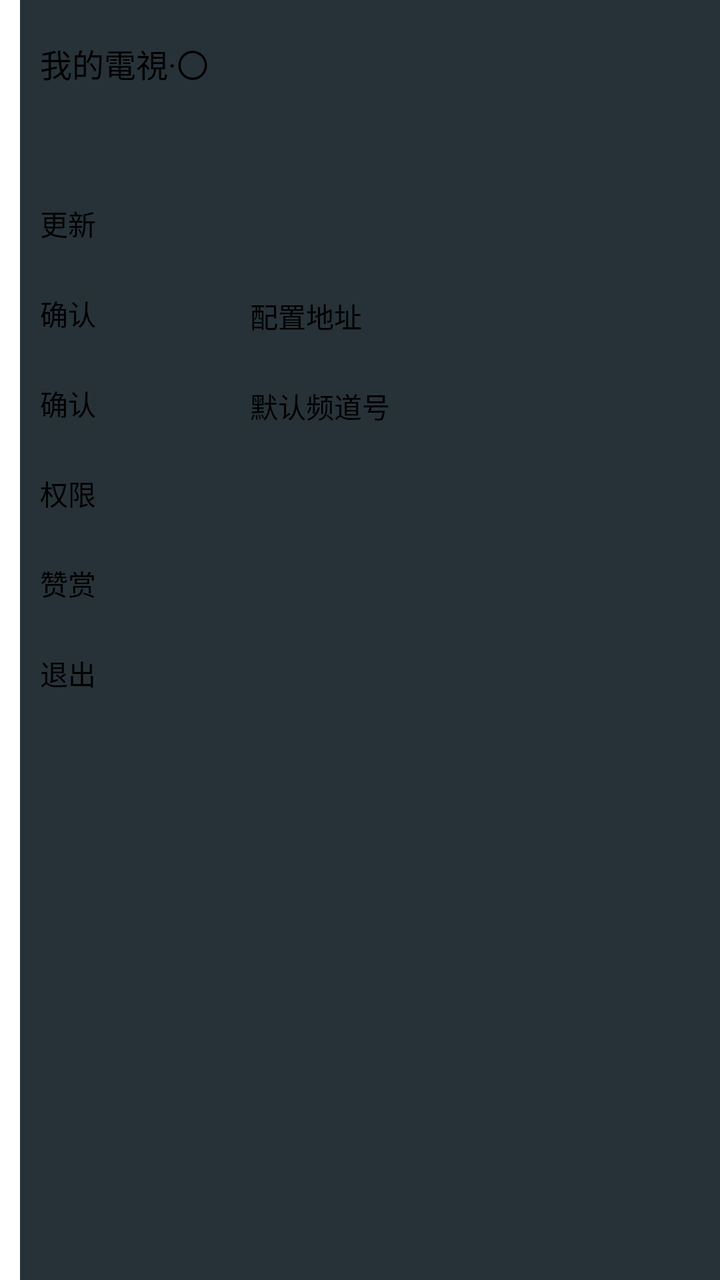
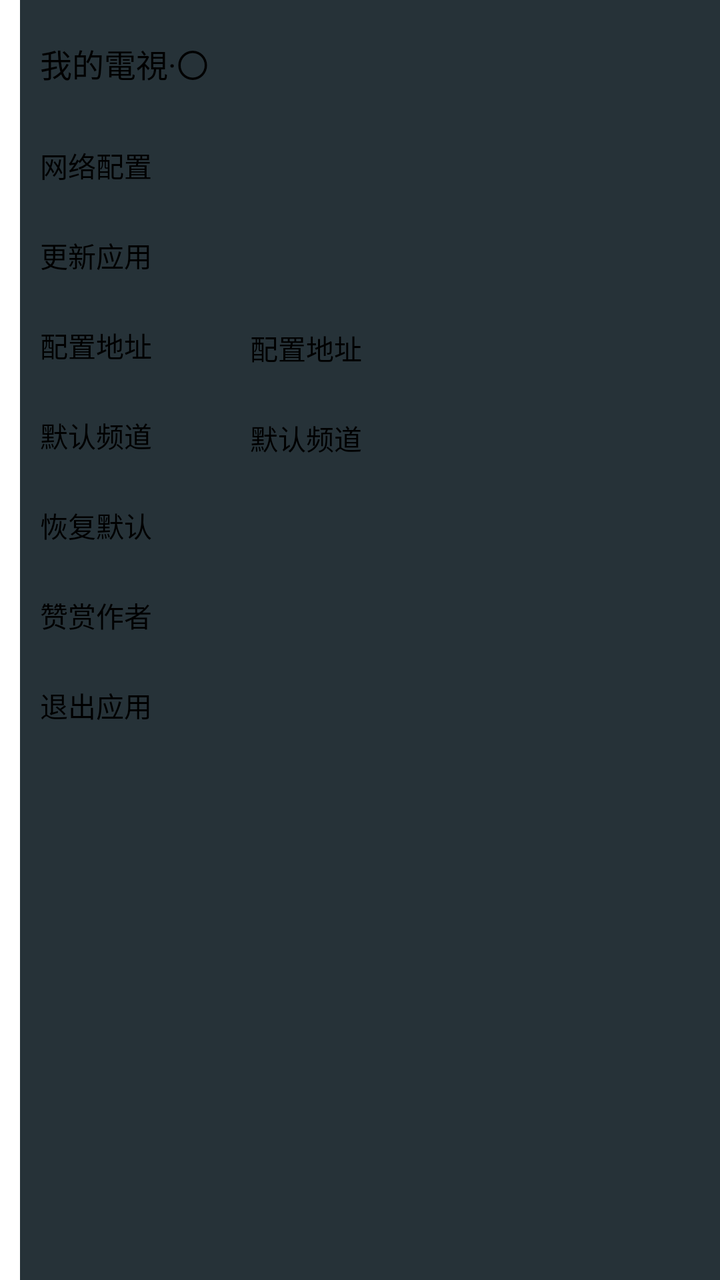

An Android layout rendered at two revisions. The XML below is the earlier revision; the diff shows what the commit changed to produce the second picture.
<!-- AndroidManifest.xml: application theme Theme.MyTV0 -->
<!-- res/layout/setting.xml -->
<?xml version="1.0" encoding="utf-8"?>
<LinearLayout xmlns:android="http://schemas.android.com/apk/res/android"
    android:id="@+id/setting"
    android:layout_width="match_parent"
    android:layout_height="match_parent"
    android:clickable="true"
    android:focusable="false"
    android:gravity="end"
    >
    <ScrollView
        android:id="@+id/container"
        android:layout_width="wrap_content"
        android:layout_height="match_parent"
        android:fillViewport="true"
        >
    <LinearLayout
        android:id="@+id/content"
        android:layout_width="350dp"
        android:layout_height="wrap_content"
        android:orientation="vertical"
        android:paddingTop="20dp"
        android:paddingLeft="10dp"
        android:paddingRight="10dp"
        android:background="@color/blur"
        >
        <TextView
            android:id="@+id/name"
            android:layout_width="wrap_content"
            android:layout_height="wrap_content"
            android:text="@string/app_name"
            android:textSize="16sp" />
        <TextView
            android:id="@+id/version"
            android:layout_width="wrap_content"
            android:layout_height="wrap_content"
            android:layout_marginTop="10dp"
            android:text=""
            android:textSize="14sp"
            />
        <TextView
            android:id="@+id/server"
            android:layout_width="wrap_content"
            android:layout_height="wrap_content"
            android:layout_marginTop="10dp"
            android:text=""
            android:textSize="14sp"
            />
        <LinearLayout
            android:layout_width="match_parent"
            android:layout_height="wrap_content"
            android:orientation="horizontal"
            >
            <Button
                android:id="@+id/check_version"
                android:layout_width="100dp"
                android:layout_height="45dp"
                android:layout_marginEnd="5dp"
                android:textSize="14sp"
                android:text="@string/check_version"
                />
            <ProgressBar
                android:visibility="gone"
                android:layout_width="wrap_content"
                android:layout_height="wrap_content"
                />
            <TextView
                android:id="@+id/version_name"
                android:text=""
                android:textSize="14sp"
                android:layout_width="wrap_content"
                android:layout_height="wrap_content" />
        </LinearLayout>
        <LinearLayout
            android:layout_width="match_parent"
            android:layout_height="wrap_content"
            android:orientation="horizontal">
            <Button
                android:id="@+id/confirm_config"
                android:layout_width="100dp"
                android:layout_height="45dp"
                android:layout_marginEnd="5dp"
                android:textSize="14sp"
                android:text="@string/confirm" />
            <EditText
                android:id="@+id/config"
                android:layout_width="245dp"
                android:layout_height="wrap_content"
                android:textSize="14sp"
                android:autofillHints=""
                android:hint="@string/channels"
                android:scrollbars="vertical"
                android:inputType="textMultiLine" />
        </LinearLayout>
        <LinearLayout
            android:layout_width="match_parent"
            android:layout_height="wrap_content"
            android:orientation="horizontal">
            <Button
                android:id="@+id/confirm_default_channel"
                android:layout_width="100dp"
                android:layout_height="45dp"
                android:layout_marginEnd="5dp"
                android:textSize="14sp"
                android:text="@string/confirm" />
            <EditText
                android:id="@+id/default_channel"
                android:layout_width="245dp"
                android:layout_height="wrap_content"
                android:textSize="14sp"
                android:autofillHints=""
                android:hint="@string/default_channel"
                android:scrollbars="vertical"
                android:inputType="textMultiLine" />
        </LinearLayout>
        <Button
            android:id="@+id/permission"
            android:layout_width="100dp"
            android:layout_height="45dp"
            android:layout_marginTop="0dp"
            android:text="@string/permission"
            android:textSize="14sp"
            />
        <Button
            android:id="@+id/appreciate"
            android:layout_width="100dp"
            android:layout_height="45dp"
            android:layout_marginTop="0dp"
            android:text="@string/appreciate"
            android:textSize="14sp"
            />
        <Button
            android:id="@+id/exit"
            android:layout_width="100dp"
            android:layout_height="45dp"
            android:layout_marginTop="0dp"
            android:text="@string/exit"
            android:textSize="14sp"
            />
        <Switch
            android:id="@+id/switch_channel_reversal"
            android:text="@string/title_channel_reversal"
            android:textSize="14sp"
            android:layout_marginTop="5dp"
            android:layout_width="match_parent"
            android:layout_height="wrap_content" />
        <Switch
            android:id="@+id/switch_channel_num"
            android:text="@string/title_channel_num"
            android:textSize="14sp"
            android:layout_marginTop="5dp"
            android:layout_width="match_parent"
            android:layout_height="wrap_content" />
        <Switch
            android:id="@+id/switch_time"
            android:text="@string/title_time"
            android:textSize="14sp"
            android:layout_marginTop="5dp"
            android:layout_width="match_parent"
            android:layout_height="wrap_content" />
        <Switch
            android:id="@+id/switch_boot_startup"
            android:text="@string/title_boot_startup"
            android:layout_marginTop="5dp"
            android:textSize="14sp"
            android:layout_width="match_parent"
            android:layout_height="wrap_content" />
        <Switch
            android:id="@+id/switch_repeat_info"
            android:text="@string/title_repeat_info"
            android:textSize="14sp"
            android:layout_marginTop="5dp"
            android:layout_width="match_parent"
            android:layout_height="wrap_content" />
        <Switch
            android:id="@+id/switch_config_auto_load"
            android:text="@string/title_config_auto_load"
            android:textSize="14sp"
            android:layout_marginTop="5dp"
            android:layout_width="match_parent"
            android:layout_height="wrap_content" />
    </LinearLayout>
    </ScrollView>
</LinearLayout>
<!-- resources referenced by this layout -->
<resources>
  <color name="blur">#FF263238</color>
  <string name="app_name">我的電視·〇</string>
  <string name="appreciate">赞赏</string>
  <string name="channels">配置地址</string>
  <string name="check_version">更新</string>
  <string name="confirm">确认</string>
  <string name="default_channel">默认频道号</string>
  <string name="exit">退出</string>
  <string name="permission">权限</string>
  <string name="title_boot_startup">开机自启</string>
  <string name="title_channel_num">换台时显示频道号</string>
  <string name="title_channel_reversal">换台反转</string>
  <string name="title_config_auto_load">启动后自动更新视频源</string>
  <string name="title_repeat_info">循环播放时显示信息</string>
  <string name="title_time">显示时间</string>
  <style name="Theme.MyTV0" parent="@style/Theme.Leanback">
      </style>
</resources>

<!-- the commit's change to res/layout/setting.xml (unified diff, before → after) -->
@@ -37,14 +37,26 @@
             android:text=""
             android:textSize="14sp"
             />
-        <TextView
-            android:id="@+id/server"
-            android:layout_width="wrap_content"
+
+        <LinearLayout
+            android:layout_width="match_parent"
             android:layout_height="wrap_content"
-            android:layout_marginTop="10dp"
-            android:text=""
-            android:textSize="14sp"
-            />
+            android:orientation="horizontal">
+            <Button
+                android:id="@+id/qrcode"
+                android:layout_width="100dp"
+                android:layout_height="45dp"
+                android:layout_marginEnd="5dp"
+                android:textSize="14sp"
+                android:text="@string/server" />
+            <TextView
+                android:id="@+id/server"
+                android:layout_width="245dp"
+                android:layout_height="wrap_content"
+                android:text=""
+                android:textSize="14sp"
+                />
+        </LinearLayout>
         <LinearLayout
             android:layout_width="match_parent"
             android:layout_height="wrap_content"
@@ -80,7 +92,7 @@
                 android:layout_height="45dp"
                 android:layout_marginEnd="5dp"
                 android:textSize="14sp"
-                android:text="@string/confirm" />
+                android:text="@string/channels" />
             <EditText
                 android:id="@+id/config"
                 android:layout_width="245dp"
@@ -96,28 +108,28 @@
             android:layout_height="wrap_content"
             android:orientation="horizontal">
             <Button
-                android:id="@+id/confirm_default_channel"
+                android:id="@+id/confirm_channel"
                 android:layout_width="100dp"
                 android:layout_height="45dp"
                 android:layout_marginEnd="5dp"
                 android:textSize="14sp"
-                android:text="@string/confirm" />
+                android:text="@string/channel" />
             <EditText
-                android:id="@+id/default_channel"
+                android:id="@+id/channel"
                 android:layout_width="245dp"
                 android:layout_height="wrap_content"
                 android:textSize="14sp"
                 android:autofillHints=""
-                android:hint="@string/default_channel"
+                android:hint="@string/channel"
                 android:scrollbars="vertical"
                 android:inputType="textMultiLine" />
         </LinearLayout>
         <Button
-            android:id="@+id/permission"
+            android:id="@+id/clear"
             android:layout_width="100dp"
             android:layout_height="45dp"
             android:layout_marginTop="0dp"
-            android:text="@string/permission"
+            android:text="@string/clear"
             android:textSize="14sp"
             />
         <Button
<!-- resource entries referenced after the edit -->
@@ -2,18 +2,18 @@
 <resources>
   <color name="blur">#FF263238</color>
   <string name="app_name">我的電視·〇</string>
-  <string name="appreciate">赞赏</string>
+  <string name="appreciate">赞赏作者</string>
+  <string name="channel">默认频道</string>
   <string name="channels">配置地址</string>
-  <string name="check_version">更新</string>
-  <string name="confirm">确认</string>
-  <string name="default_channel">默认频道号</string>
-  <string name="exit">退出</string>
-  <string name="permission">权限</string>
+  <string name="check_version">更新应用</string>
+  <string name="clear">恢复默认</string>
+  <string name="exit">退出应用</string>
+  <string name="server">网络配置</string>
   <string name="title_boot_startup">开机自启</string>
   <string name="title_channel_num">换台时显示频道号</string>
   <string name="title_channel_reversal">换台反转</string>
-  <string name="title_config_auto_load">启动后自动更新视频源</string>
-  <string name="title_repeat_info">循环播放时显示信息</string>
+  <string name="title_config_auto_load">应用启动后自动更新视频源</string>
+  <string name="title_repeat_info">循环播放时显示视频信息</string>
   <string name="title_time">显示时间</string>
   <style name="Theme.MyTV0" parent="@style/Theme.Leanback">
       </style>
